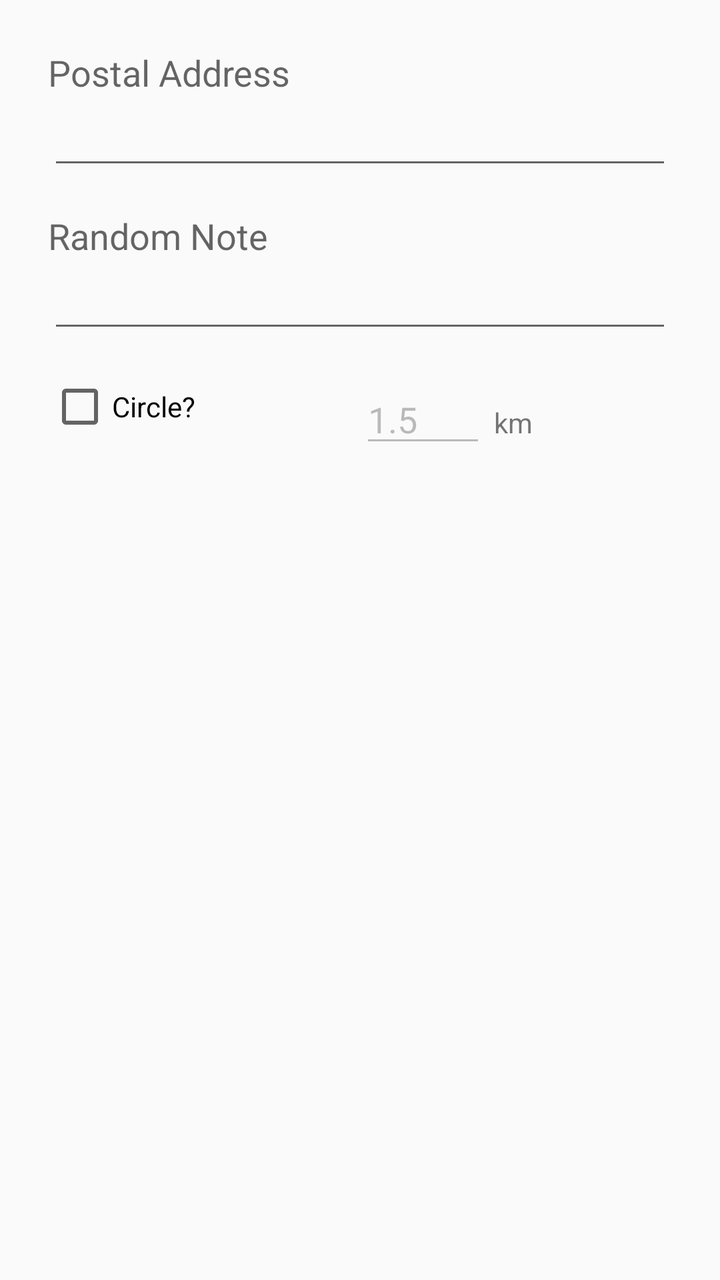
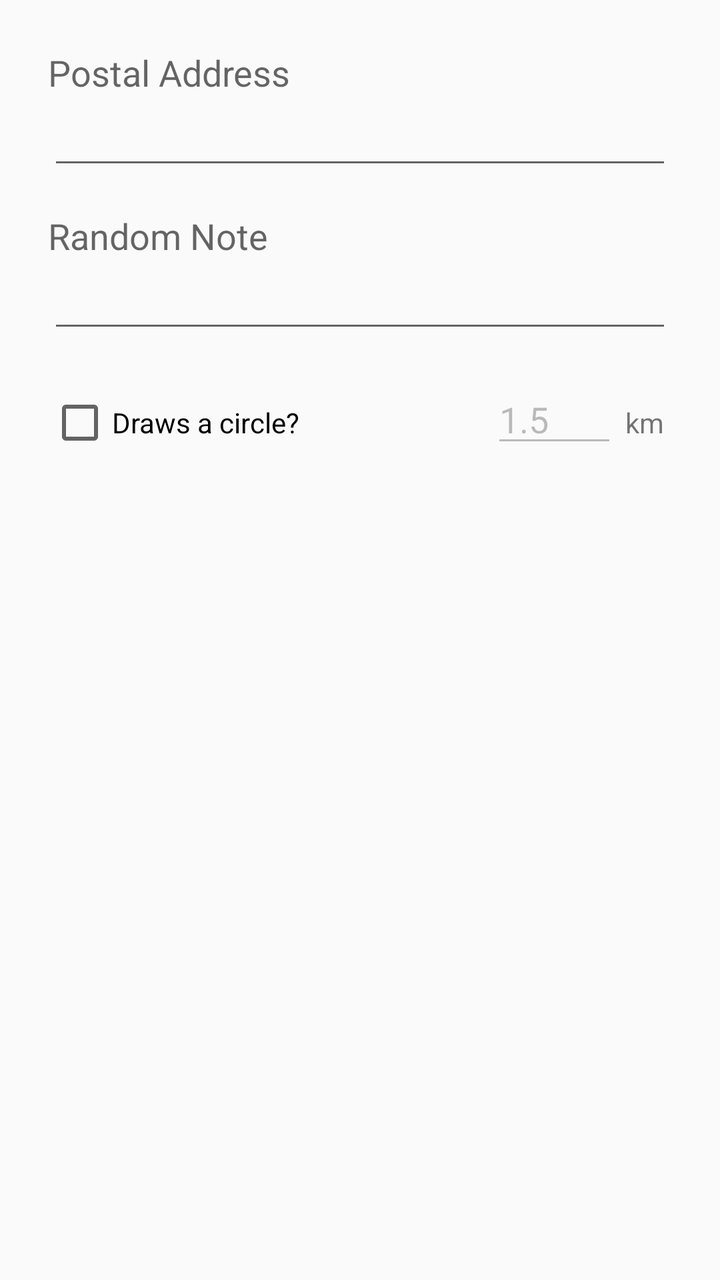

The first picture is an Android layout as it rendered before a commit; the second is the same layout after the commit. The layout source and the unified diff follow.
<!-- AndroidManifest.xml: application theme AppTheme -->
<!-- res/layout/dialog_edit_location_memo.xml -->
<?xml version="1.0" encoding="utf-8"?>
<layout xmlns:android="http://schemas.android.com/apk/res/android">

    <LinearLayout
            android:layout_width="match_parent"
            android:layout_height="match_parent"
            android:orientation="vertical"
            android:padding="@dimen/abc_dialog_padding_material"
            >

        <LinearLayout
                android:layout_width="match_parent"
                android:layout_height="wrap_content"
                android:orientation="vertical"
                >

            <TextView
                    android:layout_width="match_parent"
                    android:layout_height="wrap_content"
                    android:gravity="start"
                    android:labelFor="@+id/edit_address"
                    android:text="@string/label_address"
                    android:textAppearance="@style/TextAppearance.AppCompat.Medium"
                    />

            <AutoCompleteTextView
                    android:id="@+id/edit_address"
                    android:layout_width="match_parent"
                    android:layout_height="wrap_content"
                    android:completionHint="@string/attribution_powered_by_google"
                    android:completionHintView="@layout/widget_powered_by_google"
                    android:completionThreshold="3"
                    android:imeOptions="actionNext"
                    android:inputType="textPostalAddress"
                    android:maxLength="512"
                    />
        </LinearLayout>

        <LinearLayout
                android:layout_width="match_parent"
                android:layout_height="wrap_content"
                android:layout_marginTop="16dp"
                android:orientation="vertical"
                >

            <TextView
                    android:layout_width="match_parent"
                    android:layout_height="wrap_content"
                    android:gravity="start"
                    android:labelFor="@+id/edit_note"
                    android:text="@string/label_note"
                    android:textAppearance="@style/TextAppearance.AppCompat.Medium"
                    />

            <EditText
                    android:id="@+id/edit_note"
                    android:layout_width="match_parent"
                    android:layout_height="wrap_content"
                    android:imeOptions="actionDone"
                    android:inputType="text"
                    android:maxLength="512"
                    android:singleLine="true"
                    />
        </LinearLayout>

        <LinearLayout
                android:layout_width="match_parent"
                android:layout_height="wrap_content"
                android:layout_marginTop="16dp"
                android:orientation="horizontal"
                >

            <CheckBox
                    android:id="@+id/checkbox_circle"
                    android:layout_width="0dp"
                    android:layout_height="wrap_content"
                    android:layout_weight="1"
                    android:checked="false"
                    android:text="@string/circle_required"
                    />

            <LinearLayout
                    android:layout_width="0dp"
                    android:layout_height="wrap_content"
                    android:layout_weight="1"
                    android:orientation="horizontal"
                    >

                <EditText
                        android:id="@+id/edit_radius"
                        android:layout_width="wrap_content"
                        android:layout_height="wrap_content"
                        android:ems="3"
                        android:enabled="false"
                        android:inputType="number"
                        android:maxLength="10"
                        android:singleLine="true"
                        android:text="@string/default_radius"
                        />

                <TextView
                        android:layout_width="wrap_content"
                        android:layout_height="wrap_content"
                        android:gravity="start"
                        android:labelFor="@+id/edit_radius"
                        android:paddingEnd="4dp"
                        android:paddingStart="4dp"
                        android:text="@string/radius_unit"
                        android:textAppearance="@style/TextAppearance.AppCompat.Small"
                        />
            </LinearLayout>

        </LinearLayout>

    </LinearLayout>
</layout>
<!-- res/layout/widget_powered_by_google.xml (included above) -->
<?xml version="1.0" encoding="utf-8"?>
<TextView
        android:id="@android:id/text1"
        xmlns:android="http://schemas.android.com/apk/res/android"
        android:layout_width="match_parent"
        android:layout_height="match_parent"
        android:padding="2dp"
        android:text="@string/attribution_powered_by_google"
        android:textColor="@android:color/transparent"
        android:background="@drawable/powered_by_google"
        android:textAppearance="@style/TextAppearance.AppCompat.Widget.DropDownItem"
        />
<!-- resources referenced by this layout -->
<resources>
  <!-- drawable powered_by_google (drawable) -->
  <?xml version="1.0" encoding="utf-8"?>
  <bitmap xmlns:android="http://schemas.android.com/apk/res/android"
          android:src="@drawable/powered_by_google_on_white"
          android:gravity="end"
          />
  <string name="attribution_powered_by_google">Powered by Google</string>
  <string name="circle_required">Circle?</string>
  <string name="default_radius">1.5</string>
  <string name="label_address">Postal Address</string>
  <string name="label_note">Random Note</string>
  <string name="radius_unit">km</string>
  <style name="AppTheme" parent="Theme.AppCompat.Light.NoActionBar">
          <item name="colorPrimary">#eeeeee</item>
          <item name="colorPrimaryDark">#999999</item>
          <item name="colorAccent">#666666</item>
      </style>
  <!-- drawable powered_by_google_on_white: png bitmap (drawable-hdpi, 3331 bytes) -->
</resources>

<!-- the commit's change to res/layout/dialog_edit_location_memo.xml (unified diff, before → after) -->
@@ -79,12 +79,6 @@
                     android:text="@string/circle_required"
                     />
 
-            <LinearLayout
-                    android:layout_width="0dp"
-                    android:layout_height="wrap_content"
-                    android:layout_weight="1"
-                    android:orientation="horizontal"
-                    >
 
                 <EditText
                         android:id="@+id/edit_radius"
@@ -108,10 +102,7 @@
                         android:text="@string/radius_unit"
                         android:textAppearance="@style/TextAppearance.AppCompat.Small"
                         />
-            </LinearLayout>
-
         </LinearLayout>
-
     </LinearLayout>
 </layout>
 <!-- res/layout/widget_powered_by_google.xml (included above) -->
<!-- resource entries referenced after the edit -->
@@ -7,7 +7,7 @@
           android:gravity="end"
           />
   <string name="attribution_powered_by_google">Powered by Google</string>
-  <string name="circle_required">Circle?</string>
+  <string name="circle_required">Draws a circle?</string>
   <string name="default_radius">1.5</string>
   <string name="label_address">Postal Address</string>
   <string name="label_note">Random Note</string>
